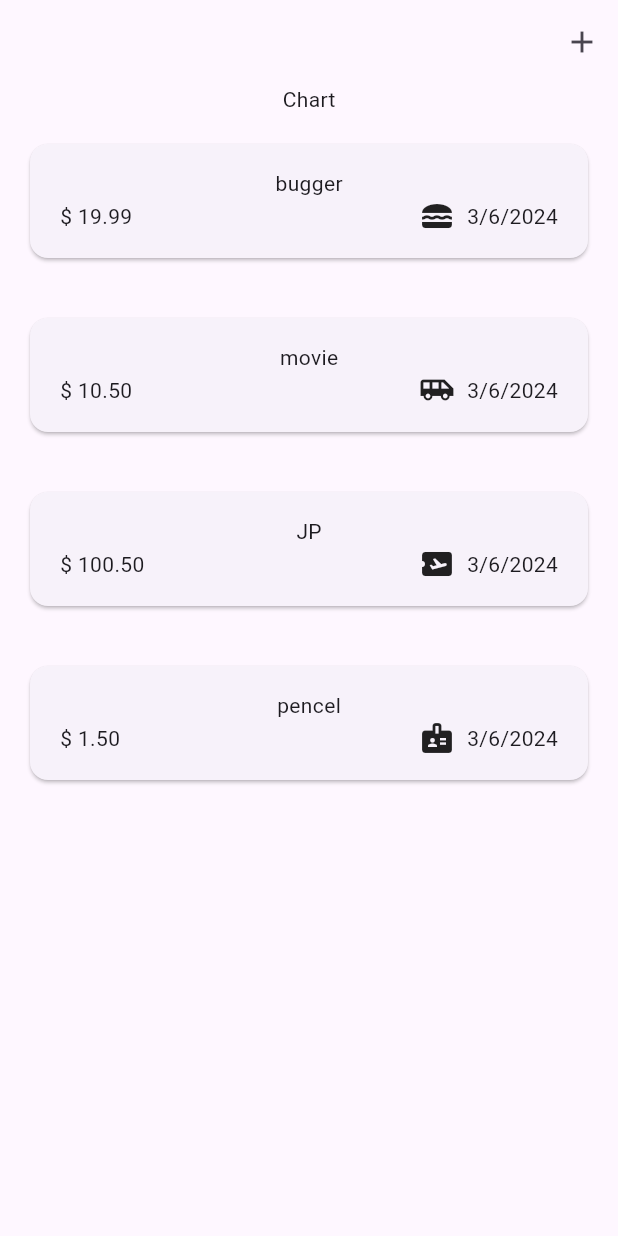
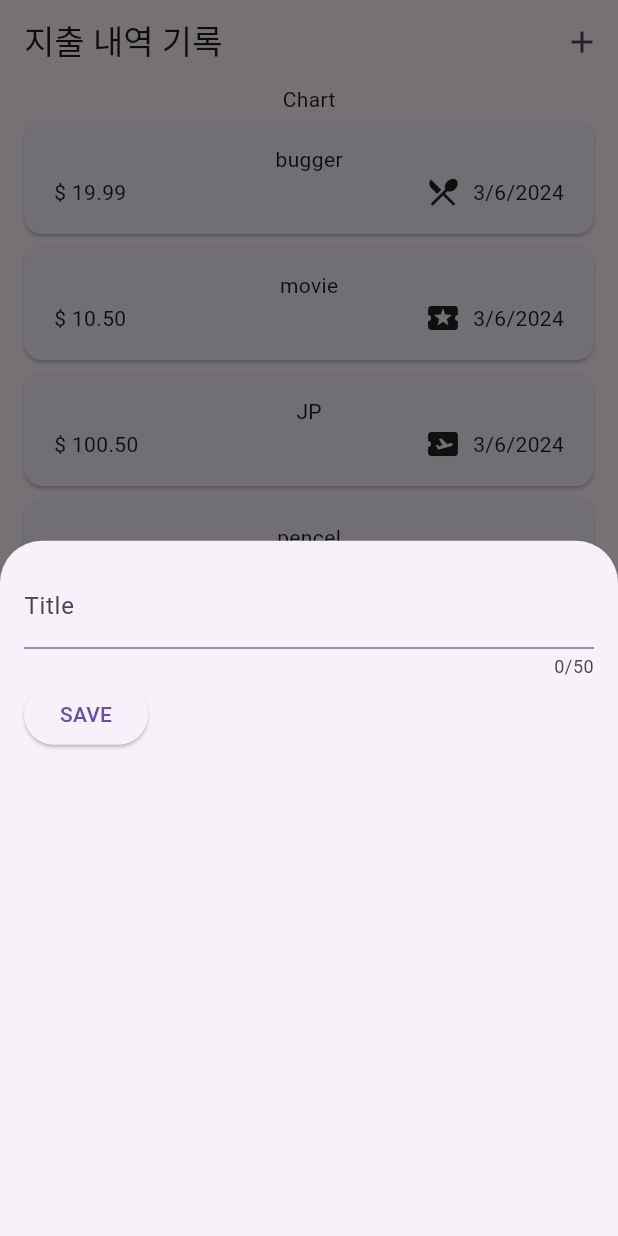
Before and after one commit to Shin-3117/Flutter-Study, a Flutter app: the screen it shows after launch, after a tap on the "add" icon, on a phone screen of 412 x 824 dp. Run offline on Flutter 3.47's test engine with Material 3 defaults, Android fonts, the phone set to English and light mode, and no system bars; our stand-ins replace google_fonts.

Commit message:
Feat Input

```diff
--- a/activity_theming/lib/models/expense.dart
+++ b/activity_theming/lib/models/expense.dart
@@ -12,10 +12,10 @@ final formatter = DateFormat.yMd();
 enum Category { food, travel, leisure, work }
 
 const categoryIcons = {
-  Category.food: Icons.lunch_dining, //
+  Category.food: Icons.local_restaurant, //
   Category.travel: Icons.airplane_ticket,
-  Category.leisure: Icons.airport_shuttle,
-  Category.work: Icons.badge,
+  Category.leisure: Icons.local_play,
+  Category.work: Icons.work,
 };
 
 class Expense {
--- a/activity_theming/lib/widgets/expenses.dart
+++ b/activity_theming/lib/widgets/expenses.dart
@@ -1,3 +1,4 @@
+import 'package:activity_theming/widgets/expenses_list/add_item_sheet.dart';
 import 'package:activity_theming/widgets/expenses_list/expenses_list.dart';
 import 'package:activity_theming/models/expense.dart';
 import 'package:flutter/material.dart';
@@ -36,12 +37,20 @@ class _ExpensesState extends State<Expenses> {
         category: Category.work),
   ];
 
+  void _openAddExpenseOverlay() {
+    showModalBottomSheet(
+        context: context, builder: (ctx) => const AddItemSheet());
+  }
+
   @override
   Widget build(BuildContext context) {
     return Scaffold(
       appBar: AppBar(
+        title: Text('지출 내역 기록'),
         actions: [
-          IconButton(onPressed: () {}, icon: Icon(Icons.add)),
+          IconButton(
+              onPressed: _openAddExpenseOverlay, //
+              icon: Icon(Icons.add)),
         ],
       ),
       body: Column(
--- /dev/null
+++ b/activity_theming/lib/widgets/expenses_list/add_item_sheet.dart
@@ -0,0 +1,52 @@
+import 'package:flutter/material.dart';
+
+class AddItemSheet extends StatefulWidget {
+  const AddItemSheet({super.key});
+
+  @override
+  State<AddItemSheet> createState() {
+    return _AddItemSheet();
+  }
+}
+
+class _AddItemSheet extends State<AddItemSheet> {
+  // var _enteredTitle = '';
+
+  // void _saveTitleInput(String inputValue) {
+  //   _enteredTitle = inputValue;
+  // }
+
+  final _titleController = TextEditingController();
+  @override
+  void dispose() {
+    _titleController.dispose();
+    super.dispose();
+  }
+
+  @override
+  Widget build(BuildContext context) {
+    return Padding(
+      padding: EdgeInsets.all(16),
+      child: Column(
+        children: [
+          TextField(
+            // onChanged: _saveTitleInput,
+            controller: _titleController,
+            maxLength: 50,
+            keyboardType: TextInputType.text,
+            decoration: InputDecoration(label: Text('Title')),
+          ),
+          Row(
+            children: [
+              ElevatedButton(
+                  onPressed: () {
+                    print(_titleController.text);
+                  },
+                  child: const Text('SAVE')),
+            ],
+          )
+        ],
+      ),
+    );
+  }
+}
--- a/activity_theming/lib/widgets/expenses_list/expenses_item.dart
+++ b/activity_theming/lib/widgets/expenses_list/expenses_item.dart
@@ -9,7 +9,7 @@ class ExpensesItem extends StatelessWidget {
   @override
   Widget build(BuildContext context) {
     return Card(
-      margin: const EdgeInsets.all(20),
+      margin: const EdgeInsets.symmetric(horizontal: 16, vertical: 4),
       child: Padding(
         padding: const EdgeInsets.symmetric(horizontal: 20, vertical: 16),
         child: Column(
```
Also changed, not shown: 1 other file.
